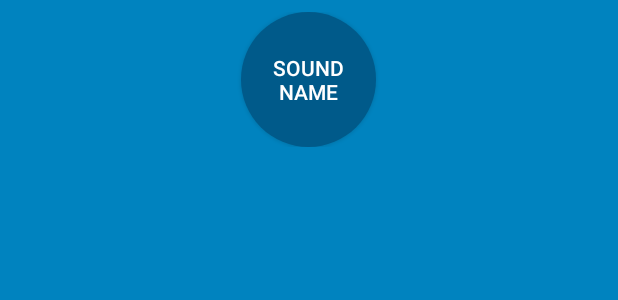
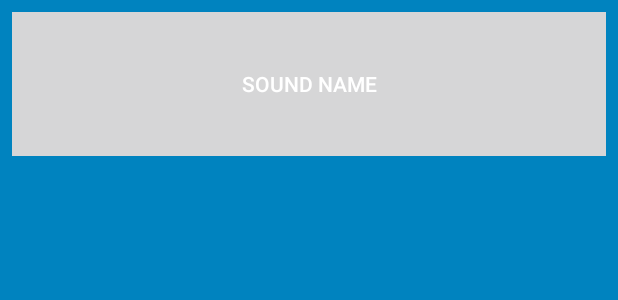
Before and after one commit to Garcian1991/bignerdranch_new, an Android app: the layout list_item_sound.xml on its own in the app's theme, with its tools: preview values and no code run, on a phone screen of 412 x 824 dp. Shown: the top 300 px of the screen. Run offline under Robolectric (Android 15) with nearby library versions, the phone set to English and light mode, and no system bars.

Commit message:
Added 9-patch images for buttons

```diff
--- a/BeatBox/app/src/main/res/drawable/button_beat_box.xml
+++ b/BeatBox/app/src/main/res/drawable/button_beat_box.xml
@@ -1,5 +1,6 @@
 <?xml version="1.0" encoding="utf-8"?>
 <selector xmlns:android="http://schemas.android.com/apk/res/android">
-    <item android:drawable="@drawable/button_beat_box_pressed" android:state_pressed="true" />
-    <item android:drawable="@drawable/button_beat_box_normal" />
+    <item android:drawable="@drawable/ic_button_beat_box_pressed"
+        android:state_pressed="true" />
+    <item android:drawable="@drawable/ic_button_beat_box_default" />
 </selector>
--- a/BeatBox/app/src/main/res/layout/list_item_sound.xml
+++ b/BeatBox/app/src/main/res/layout/list_item_sound.xml
@@ -15,8 +15,8 @@
         android:layout_margin="8dp">
 
         <Button
-            android:layout_width="90dp"
-            android:layout_height="90dp"
+            android:layout_width="match_parent"
+            android:layout_height="match_parent"
             android:layout_gravity="center"
             android:onClick="@{() -> viewModel.onButtonClicked()}"
             android:text="@{viewModel.title}"
```
